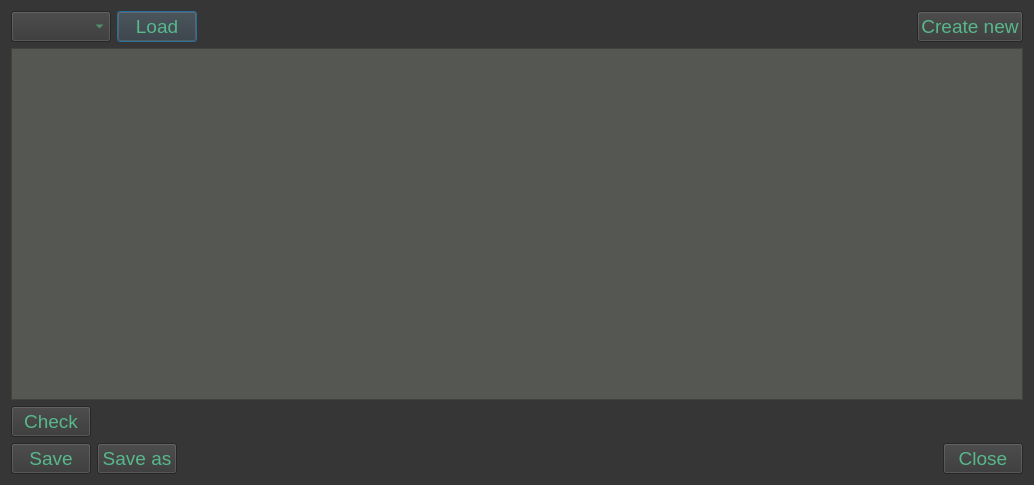
iBridges-for-iRODS/iBridges-GUI, file ibridgesgui/ui_files/configCheck.ui: the form before one commit.
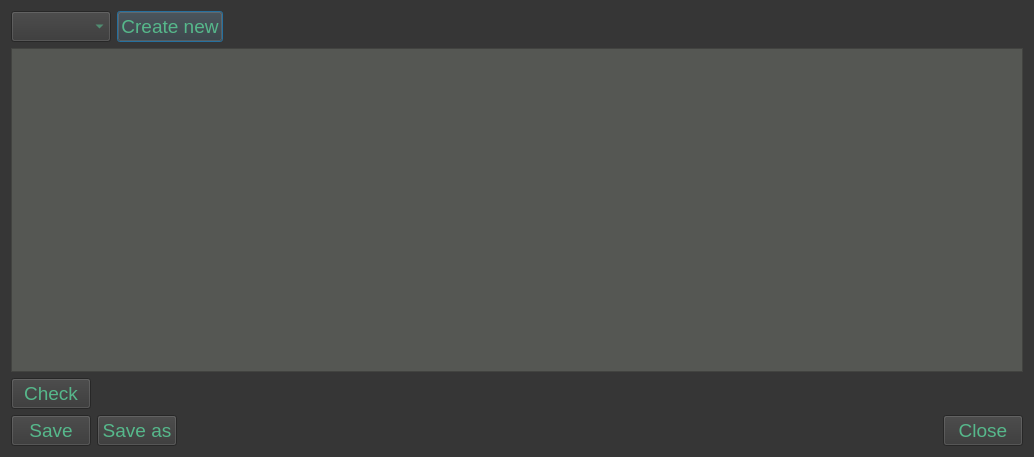
The form after the commit.

Commit message: Config editor and config creator. #158

Patch:
```diff
--- a/ibridgesgui/ui_files/configCheck.ui
+++ b/ibridgesgui/ui_files/configCheck.ui
@@ -7,7 +7,7 @@
     <x>0</x>
     <y>0</y>
     <width>1034</width>
-    <height>485</height>
+    <height>457</height>
    </rect>
   </property>
   <property name="windowTitle">
@@ -38,9 +38,9 @@
       <widget class="QComboBox" name="envbox"/>
      </item>
      <item>
-      <widget class="QPushButton" name="loadButton">
+      <widget class="QPushButton" name="createButton">
        <property name="text">
-        <string>Load</string>
+        <string>Create new</string>
        </property>
       </widget>
      </item>
@@ -57,13 +57,6 @@
        </property>
       </spacer>
      </item>
-     <item>
-      <widget class="QPushButton" name="createButton">
-       <property name="text">
-        <string>Create new</string>
-       </property>
-      </widget>
-     </item>
     </layout>
    </item>
    <item>
```
The commit also changes 9 other files.
